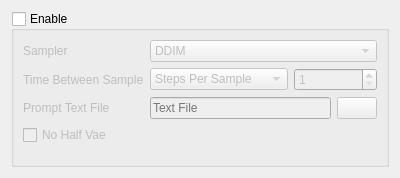
This is ui_files/SampleUI.ui in derrian-distro/LoRA_Easy_Training_Scripts as Qt 5 draws it before an edit. The edited form follows.
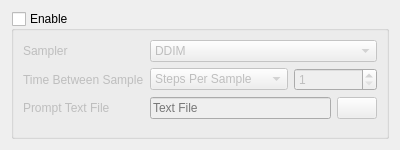
This is the edited form. Custom widgets are drawn as their Qt base class.

Commit message: updated sd_scripts and LyCORIS, changed position of no_half_vae

Diff of the .ui file:
```diff
--- a/ui_files/SampleUI.ui
+++ b/ui_files/SampleUI.ui
@@ -7,7 +7,7 @@
     <x>0</x>
     <y>0</y>
     <width>400</width>
-    <height>178</height>
+    <height>150</height>
    </rect>
   </property>
   <property name="windowTitle">
@@ -219,13 +219,6 @@
         </item>
        </layout>
       </item>
-      <item row="3" column="0" colspan="2">
-       <widget class="QCheckBox" name="no_half_vae_enable">
-        <property name="text">
-         <string>No Half Vae</string>
-        </property>
-       </widget>
-      </item>
      </layout>
     </widget>
    </item>
```
Left out of the diff: 124 changed lines with no effect on the pictures. The commit also changes 5 other files.
